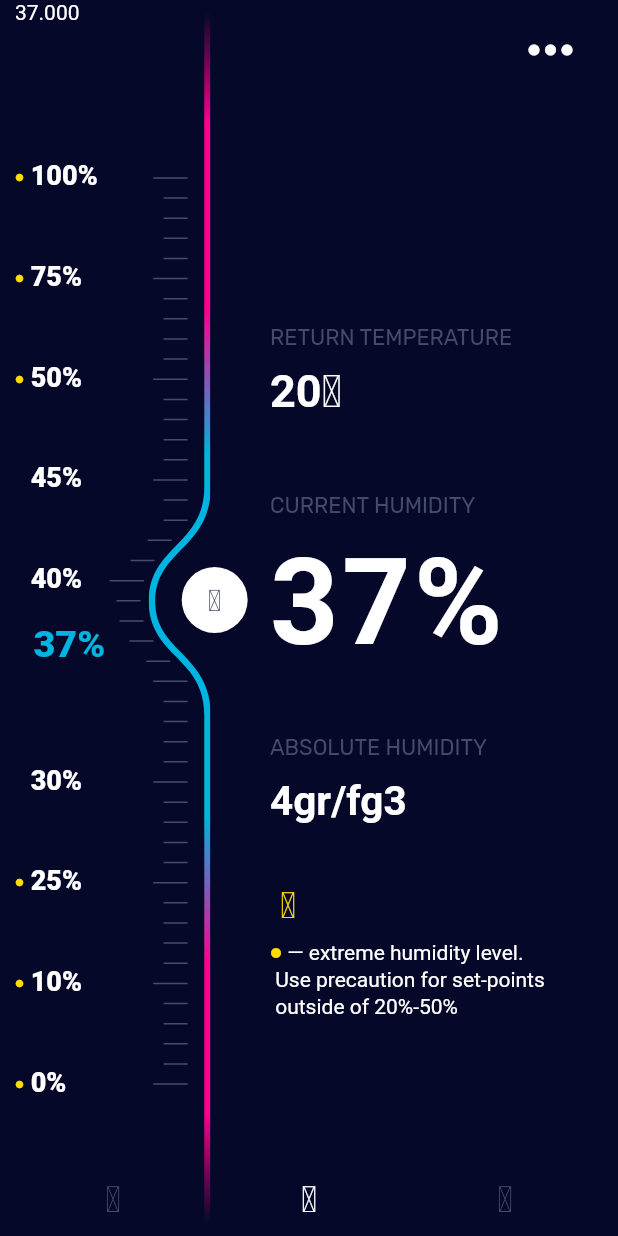
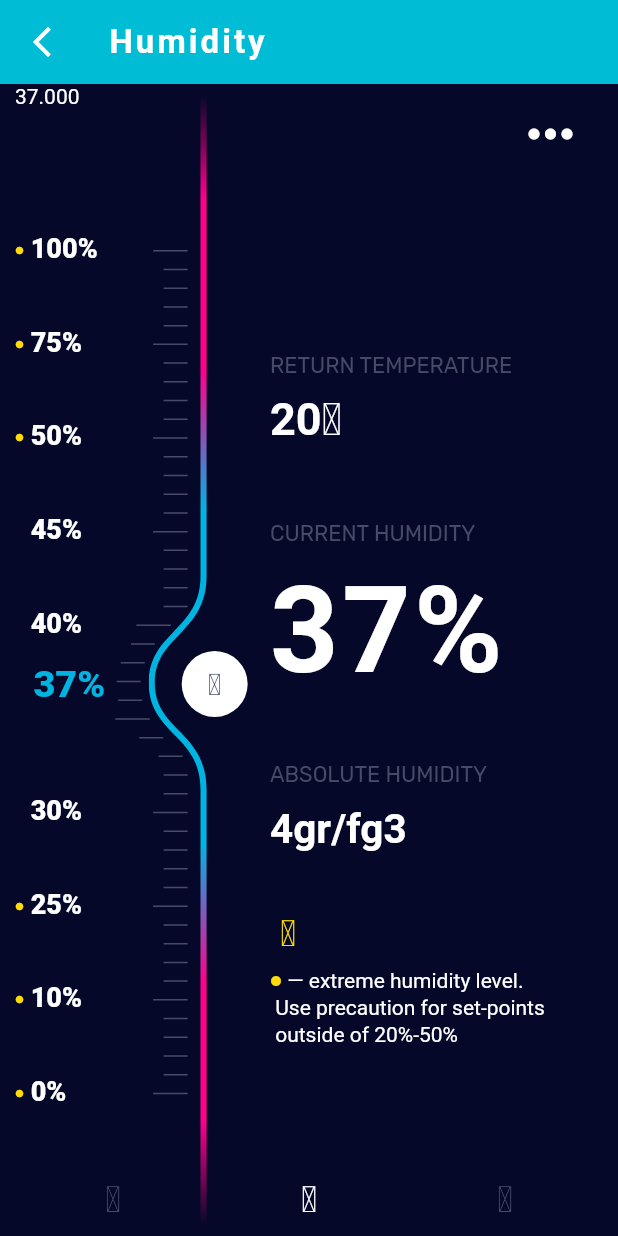
Before and after one commit to AsmaaJAH/smarthelmet, a Flutter app: the HumidityScreen screen opened directly, on a phone screen of 412 x 824 dp. Run offline on Flutter 3.47's test engine with Material 2 defaults, Android fonts, the phone set to English and light mode, and no system bars; our stand-ins replace carousel_slider, cloud_firestore, curved_navigation_bar, easy_search_bar, firebase_auth, firebase_core and 11 more; missing offline and left inert: esp_smartconfig, kdgaugeview; accounts and stored records are empty; Roboto replaces fonts that are missing (Ubuntu).

Commit message:
Humidity

```diff
--- a/lib/modules/humidity_slider/screen/humidity_screen.dart
+++ b/lib/modules/humidity_slider/screen/humidity_screen.dart
@@ -7,8 +7,8 @@ import '../widget/humidity_info.dart';
 import '../widget/scaffold.dart';
 import '../widget/slider.dart';
 
-class HumidityScreen extends StatelessWidget {
-  const HumidityScreen({Key? key}) : super(key: key);
+class HumidityScr extends StatelessWidget {
+  const HumidityScr({Key? key}) : super(key: key);
 
   @override
   Widget build(BuildContext context) {
--- a/lib/modules/humidity_slider/widget/scaffold.dart
+++ b/lib/modules/humidity_slider/widget/scaffold.dart
@@ -2,6 +2,7 @@ import 'package:flutter/material.dart';
 import 'package:flutter/services.dart';
 
 import '../../../nav-bar/Humidity.dart';
+import '../screen/humidity_screen.dart';
 import '../utils/icons.dart';
 import '../utils/theme.dart';
 
@@ -59,7 +60,7 @@ class HumiditySliderScaffold extends StatelessWidget {
                       _buildButton(
                         context,
                         FunIcons.drop,
-                        HumidityScreen(),
+                        HumidityScr(),
                         isActive: activeIndex == 1,
                       ),
                       _buildButton(
--- a/lib/nav-bar/Humidity.dart
+++ b/lib/nav-bar/Humidity.dart
@@ -1,43 +1,30 @@
 import 'package:flutter/material.dart';
-import 'package:kdgaugeview/kdgaugeview.dart';
 
+import '../modules/humidity_slider/screen/humidity_screen.dart';
 
-class HumidityScreen extends StatefulWidget {
-
-  @override
-  State<HumidityScreen> createState() => _HumidityScreenState();
-}
-
-class _HumidityScreenState extends State<HumidityScreen> {
+class HumidityScreen extends StatelessWidget {
   @override
   Widget build(BuildContext context) {
-    return  Scaffold(
+    return Scaffold(
+      body: const HumidityScr(),
       appBar: AppBar(
-        centerTitle: true,
-        title: Text('Humidity'),
-      ),
-      body: Center(
-        child: Column(
-          mainAxisAlignment: MainAxisAlignment.center,
-          children: <Widget>[
-            Container(
-              width: 400,
-              height: 400,
-              padding: EdgeInsets.all(10),
-              child: KdGaugeView(
-                minSpeed: 0,
-                maxSpeed: 100,
-                speed: 100,
-                animate: true,
-                duration: Duration(seconds: 5),
-                alertSpeedArray: [40, 80, 90],
-                alertColorArray: [Colors.orange, Colors.indigo, Colors.red],
-                unitOfMeasurement: "Humidity%",
-                gaugeWidth: 20,
-                fractionDigits: 1,
-              ),
-            )
-          ],
+        title: const Text(
+          'Humidity',
+          style: TextStyle(
+            fontSize: 22.0,
+            fontWeight: FontWeight.bold,
+            letterSpacing: 2.0,
+            color: Colors.white,
+            fontFamily: 'Ubuntu',
+          ),
+        ),
+        backgroundColor: Colors.cyan,
+        elevation: 0.0,
+        leading: IconButton(
+          onPressed: () {
+            Navigator.pop(context);
+          },
+          icon: const Icon(Icons.arrow_back_ios_new),
         ),
       ),
     );
```
Also changed, not shown: lib/nav-bar/Gas.dart (+51 -1 lines).
